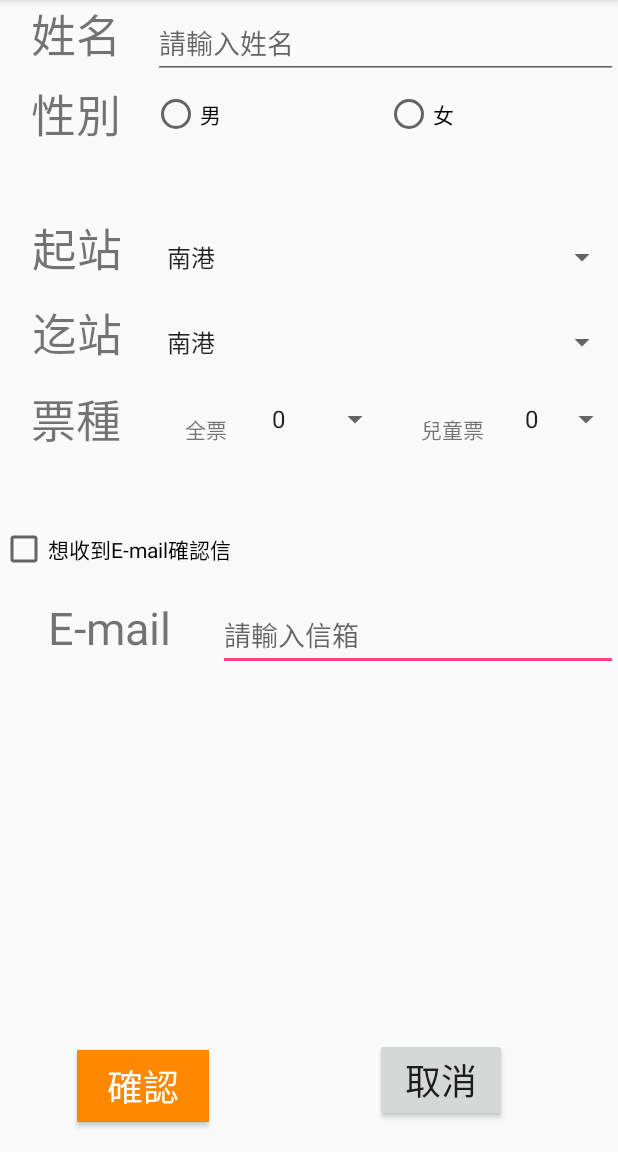
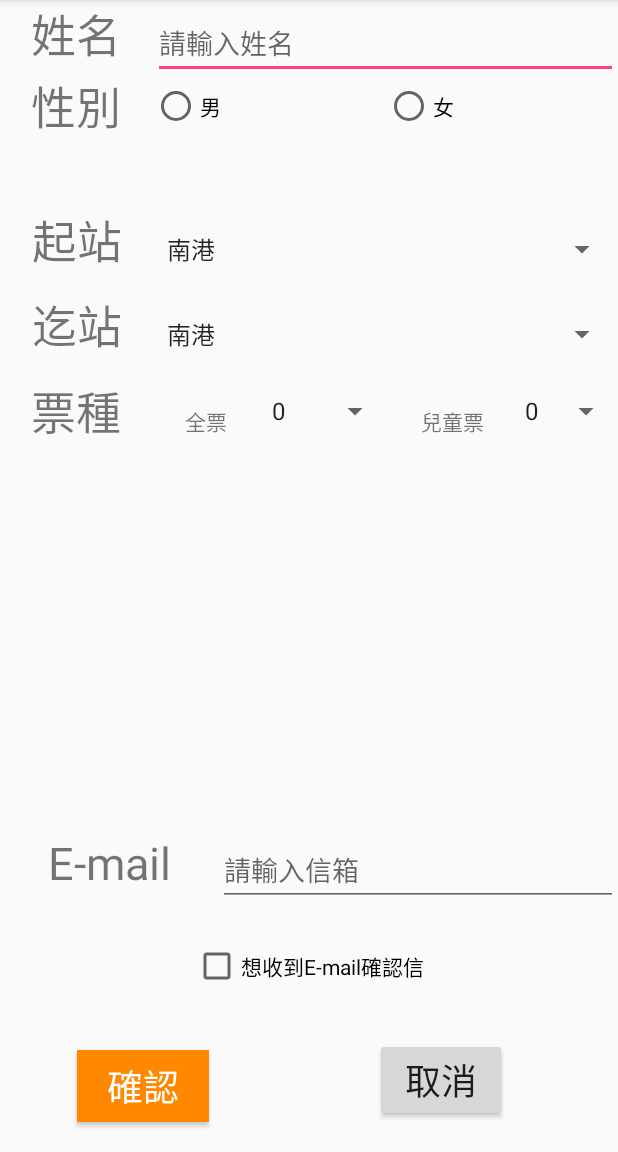
Before and after one commit to miyuiki/Android-HW5, an Android app: the screen it shows after launch (MainActivity), on a phone screen of 412 x 824 dp, the part 84-1236 px from its top. Run offline under Robolectric (Android 15) with nearby library versions, the phone set to English and light mode, and no system bars.

Commit message:
0329 commited from PC

```diff
--- a/app/src/main/res/layout/activity_main.xml
+++ b/app/src/main/res/layout/activity_main.xml
@@ -11,15 +11,45 @@
         android:layout_height="wrap_content"
         android:orientation="vertical"
         android:weightSum="1"
-        android:layout_marginTop="53dp"
-        android:layout_alignParentTop="true"
         android:layout_alignParentLeft="true"
         android:layout_alignParentStart="true"
         android:id="@+id/linearLayout2">
 
         <LinearLayout
             android:layout_width="match_parent"
+            android:layout_height="match_parent"
+            android:layout_above="@+id/linearLayout3"
+            android:layout_alignParentLeft="true"
+            android:layout_alignParentStart="true"
+            android:layout_weight="0.40"
+            android:orientation="horizontal">
+
+            <TextView
+                android:id="@+id/textView"
+                android:layout_width="102dp"
                 android:layout_height="wrap_content"
+                android:text="姓名"
+                android:textAlignment="center"
+                android:textSize="30sp" />
+
+            <EditText
+                android:id="@+id/editText"
+                android:layout_width="wrap_content"
+                android:layout_height="wrap_content"
+                android:layout_weight="1"
+                android:ems="10"
+                android:hint="請輸入姓名"
+                android:inputType="textPersonName" />
+        </LinearLayout>
+
+        <LinearLayout
+            android:id="@+id/linearLayout4"
+            android:layout_width="match_parent"
+            android:layout_height="match_parent"
+            android:layout_alignParentLeft="true"
+            android:layout_alignParentStart="true"
+            android:layout_below="@+id/linearLayout2"
+            android:layout_weight="0.20"
             android:orientation="horizontal">
 
             <TextView
@@ -53,17 +83,15 @@
 
         </LinearLayout>
 
-    </LinearLayout>
-
         <LinearLayout
+            android:id="@+id/linearLayout3"
             android:layout_width="match_parent"
-        android:layout_height="wrap_content"
-        android:orientation="horizontal"
-        android:layout_marginTop="44dp"
-        android:layout_below="@+id/linearLayout2"
+            android:layout_height="match_parent"
             android:layout_alignParentLeft="true"
             android:layout_alignParentStart="true"
-        android:id="@+id/linearLayout3">
+            android:layout_below="@+id/linearLayout2"
+            android:layout_marginTop="44dp"
+            android:orientation="horizontal">
 
             <TextView
                 android:id="@+id/textView"
@@ -82,14 +110,14 @@
         </LinearLayout>
 
         <LinearLayout
+            android:id="@+id/linearLayout5"
             android:layout_width="match_parent"
-        android:layout_height="wrap_content"
+            android:layout_height="match_parent"
+            android:layout_alignParentLeft="true"
+            android:layout_alignParentStart="true"
+            android:layout_below="@+id/linearLayout3"
             android:layout_marginTop="11dp"
-        android:orientation="horizontal"
-        android:id="@+id/linearLayout5"
-        android:layout_below="@+id/linearLayout3"
-        android:layout_alignParentLeft="true"
-        android:layout_alignParentStart="true">
+            android:orientation="horizontal">
 
             <TextView
                 android:id="@+id/textView"
@@ -108,14 +136,15 @@
         </LinearLayout>
 
         <LinearLayout
+            android:id="@+id/linearLayout6"
             android:layout_width="match_parent"
-        android:layout_height="wrap_content"
-        android:orientation="horizontal"
-        android:id="@+id/linearLayout6"
-        android:layout_below="@+id/linearLayout5"
+            android:layout_height="match_parent"
             android:layout_alignParentLeft="true"
             android:layout_alignParentStart="true"
+            android:layout_below="@+id/linearLayout5"
             android:layout_marginTop="12dp"
+            android:layout_weight="0.40"
+            android:orientation="horizontal"
             android:weightSum="1">
 
             <TextView
@@ -155,54 +184,6 @@
 
         </LinearLayout>
 
-    <LinearLayout
-        android:layout_width="match_parent"
-        android:layout_height="wrap_content"
-        android:orientation="horizontal"
-        android:layout_marginTop="48dp"
-        android:weightSum="1"
-        android:id="@+id/linearLayout7"
-        android:layout_below="@+id/linearLayout6"
-        android:layout_alignParentLeft="true"
-        android:layout_alignParentStart="true">
-
-        <CheckBox
-            android:id="@+id/checkBox"
-            android:layout_width="wrap_content"
-            android:layout_height="wrap_content"
-            android:layout_below="@+id/linearLayout7"
-            android:layout_centerHorizontal="true"
-            android:text="想收到E-mail確認信"
-            android:textAlignment="textStart" />
-    </LinearLayout>
-
-    <LinearLayout
-        android:layout_width="match_parent"
-        android:layout_height="wrap_content"
-        android:layout_weight="0.40"
-        android:orientation="horizontal"
-        android:layout_marginTop="16dp"
-        android:layout_below="@+id/linearLayout7"
-        android:layout_alignParentLeft="true"
-        android:layout_alignParentStart="true"
-        android:id="@+id/linearLayout">
-
-        <TextView
-            android:id="@+id/textView"
-            android:layout_width="145dp"
-            android:layout_height="wrap_content"
-            android:text="E-mail"
-            android:textAlignment="center"
-            android:textSize="30sp" />
-
-        <EditText
-            android:id="@+id/editText"
-            android:layout_width="wrap_content"
-            android:layout_height="wrap_content"
-            android:layout_weight="1"
-            android:ems="10"
-            android:hint="請輸入信箱"
-            android:inputType="textPersonName" />
     </LinearLayout>
 
     <Button
@@ -234,18 +215,41 @@
         android:textSize="24sp" />
 
     <LinearLayout
+        android:id="@+id/linearLayout7"
+        android:layout_width="wrap_content"
+        android:layout_height="wrap_content"
+        android:layout_above="@+id/button2"
+        android:layout_centerHorizontal="true"
+        android:layout_marginBottom="32dp"
+        android:layout_weight="0.40"
+        android:orientation="horizontal"
+        android:weightSum="1">
+
+        <CheckBox
+            android:id="@+id/checkBox"
+            android:layout_width="wrap_content"
+            android:layout_height="wrap_content"
+            android:layout_below="@+id/linearLayout7"
+            android:layout_centerHorizontal="true"
+            android:text="想收到E-mail確認信"
+            android:textAlignment="textStart" />
+    </LinearLayout>
+
+    <LinearLayout
+        android:id="@+id/linearLayout"
         android:layout_width="match_parent"
         android:layout_height="wrap_content"
+        android:orientation="horizontal"
+        android:layout_above="@+id/linearLayout7"
         android:layout_alignParentLeft="true"
         android:layout_alignParentStart="true"
-        android:layout_alignParentTop="true"
-        android:orientation="horizontal">
+        android:layout_marginBottom="25dp">
 
         <TextView
             android:id="@+id/textView"
-            android:layout_width="102dp"
+            android:layout_width="145dp"
             android:layout_height="wrap_content"
-            android:text="姓名"
+            android:text="E-mail"
             android:textAlignment="center"
             android:textSize="30sp" />
 
@@ -255,8 +259,9 @@
             android:layout_height="wrap_content"
             android:layout_weight="1"
             android:ems="10"
-            android:hint="請輸入姓名"
+            android:hint="請輸入信箱"
             android:inputType="textPersonName" />
+
     </LinearLayout>
 
 </RelativeLayout>
```
Lines whose indentation alone changed are shown as unchanged.
